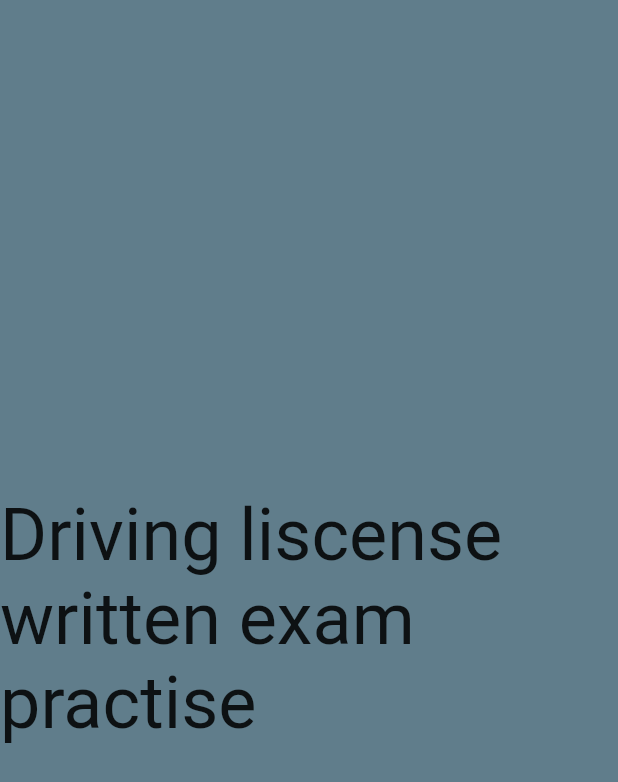
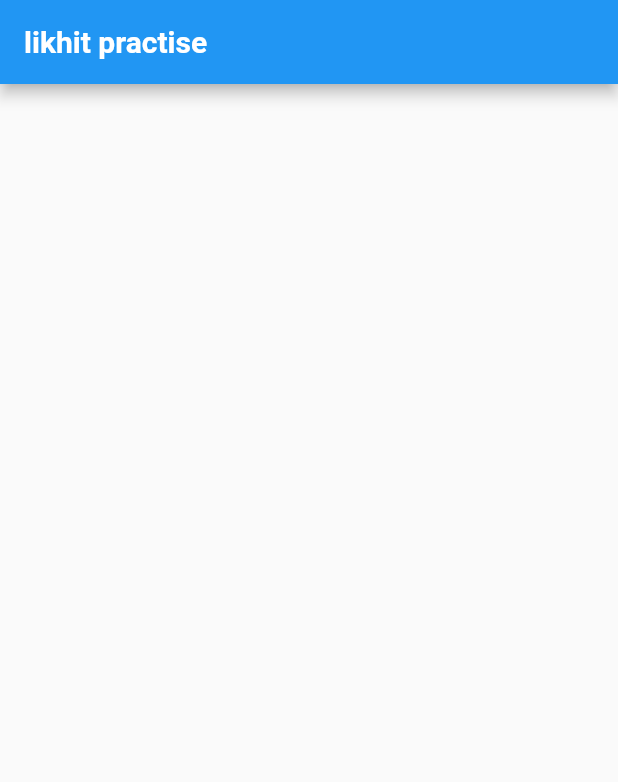
Before and after one commit to Sprajapati123/Quiz, a Flutter app: the screen it shows after launch, on a phone screen of 412 x 824 dp. Shown: the top 782 px of the screen. Run offline on Flutter 3.47's test engine with Material 2 defaults, Android fonts, the phone set to English and light mode, and no system bars.

```diff
--- a/lib/home.dart
+++ b/lib/home.dart
@@ -0,0 +1,25 @@
+import 'package:flutter/material.dart';
+
+class homepage extends StatefulWidget {
+  @override
+  _homepageState createState()
+
+ => _homepageState();
+}
+
+class _homepageState extends
+State<homepage> {
+  @override
+  Widget build(BuildContext context) {
+    return Scaffold(
+      appBar: AppBar(
+        title: Text(
+          "likhit practise",
+          style: TextStyle(
+           fontWeight: FontWeight.bold
+          ),
+        ),
+      ),
+    );
+  }
+}
--- a/lib/splash.dart
+++ b/lib/splash.dart
@@ -1,4 +1,6 @@
+import 'dart:async';
 import 'package:flutter/material.dart';
+import 'package:quiz_app/home.dart';
 
 class splashscreen extends StatefulWidget {
   @override
@@ -6,6 +8,17 @@ class splashscreen extends StatefulWidget {
 }
 
 class _splashscreenState extends State<splashscreen> {
+
+   @override
+  void initState(){
+    super.initState();
+    Timer(Duration(seconds: 3), (){
+      Navigator.of(context).pushReplacement(MaterialPageRoute(
+        builder: (context) => homepage()
+      ));
+    });
+  }
+
   @override
   Widget build(BuildContext context) {
     return Scaffold(
```
